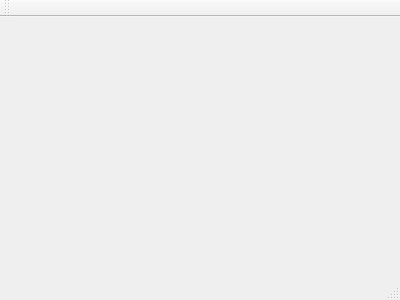
Automiq/alpha.protort, file terminal/src/mainwindow.ui: the form before one commit.
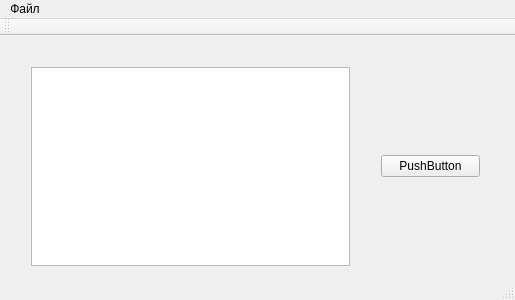
The form after the commit.

Commit message: Определены пункты меню, добавлено поле текстового редактора. Требуются обработчики кнопок меню

The edit to the form file:
```diff
--- a/terminal/src/mainwindow.ui
+++ b/terminal/src/mainwindow.ui
@@ -1,24 +1,115 @@
 <ui version="4.0">
  <class>MainWindow</class>
- <widget class="QMainWindow" name="MainWindow" >
-  <property name="geometry" >
+ <widget class="QMainWindow" name="MainWindow">
+  <property name="geometry">
    <rect>
     <x>0</x>
     <y>0</y>
-    <width>400</width>
+    <width>515</width>
     <height>300</height>
    </rect>
   </property>
   <property name="windowTitle" >
    <string>MainWindow</string>
   </property>
-  <widget class="QMenuBar" name="menuBar" />
-  <widget class="QToolBar" name="mainToolBar" />
-  <widget class="QWidget" name="centralWidget" />
-  <widget class="QStatusBar" name="statusBar" />
+  <widget class="QWidget" name="centralWidget">
+   <widget class="QWidget" name="verticalLayoutWidget">
+    <property name="geometry">
+     <rect>
+      <x>20</x>
+      <y>20</y>
+      <width>341</width>
+      <height>221</height>
+     </rect>
+    </property>
+    <layout class="QVBoxLayout" name="verticalLayout">
+     <item>
+      <widget class="QTextEdit" name="textEdit"/>
+     </item>
+    </layout>
+   </widget>
+   <widget class="QWidget" name="verticalLayoutWidget_2">
+    <property name="geometry">
+     <rect>
+      <x>370</x>
+      <y>20</y>
+      <width>121</width>
+      <height>221</height>
+     </rect>
+    </property>
+    <layout class="QVBoxLayout" name="verticalLayout_2">
+     <item>
+      <widget class="QPushButton" name="pushButton">
+       <property name="text">
+        <string>PushButton</string>
+       </property>
+      </widget>
+     </item>
+    </layout>
+   </widget>
+  </widget>
+  <widget class="QMenuBar" name="menuBar">
+   <property name="geometry">
+    <rect>
+     <x>0</x>
+     <y>0</y>
+     <width>515</width>
+     <height>18</height>
+    </rect>
+   </property>
+   <widget class="QMenu" name="menu">
+    <property name="title">
+     <string>Файл</string>
+    </property>
+    <addaction name="action"/>
+    <addaction name="action_5"/>
+    <addaction name="separator"/>
+    <addaction name="action_6"/>
+    <addaction name="action_3"/>
+    <addaction name="separator"/>
+    <addaction name="action_8"/>
+   </widget>
+   <addaction name="menu"/>
+  </widget>
+  <widget class="QToolBar" name="mainToolBar">
+   <attribute name="toolBarArea">
+    <enum>TopToolBarArea</enum>
+   </attribute>
+   <attribute name="toolBarBreak">
+    <bool>false</bool>
+   </attribute>
+  </widget>
+  <widget class="QStatusBar" name="statusBar"/>
+  <action name="action">
+   <property name="text">
+    <string>Создать описание</string>
+   </property>
+  </action>
+  <action name="action_3">
+   <property name="checkable">
+    <bool>false</bool>
+   </property>
+   <property name="text">
+    <string>Загрузить описание</string>
+   </property>
+  </action>
+  <action name="action_5">
+   <property name="text">
+    <string>Создать схему</string>
+   </property>
+  </action>
+  <action name="action_6">
+   <property name="text">
+    <string>Загрузить схему</string>
+   </property>
+  </action>
+  <action name="action_8">
+   <property name="text">
+    <string>Сохранить</string>
+   </property>
+  </action>
  </widget>
- <layoutDefault spacing="6" margin="11" />
- <pixmapfunction></pixmapfunction>
+ <layoutdefault spacing="6" margin="11"/>
  <resources/>
  <connections/>
 </ui>
```
Left out of the diff: 3 changed lines with no effect on the pictures. The commit also changes 2 other files.
